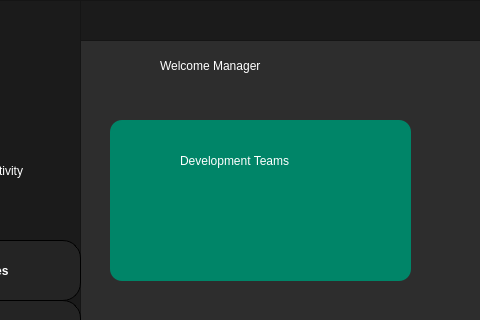
First picture: the form in qtPro/mainwindow.ui, repository Maliksaad231224/QT-C-Software-House-Database-System, before the edit; both pictures show x 200 to 680 and y 0 to 320 of the 1061 by 681 pixel window.
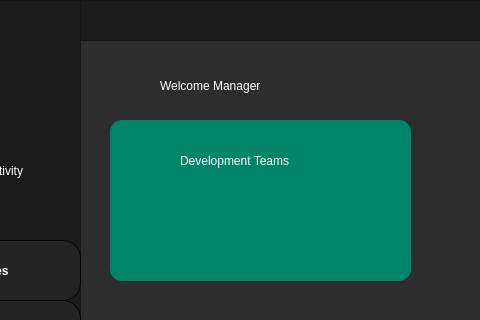
Second picture: the form after the edit. The open tabs and pages were chosen to show the change. Icons and pictures are not drawn.

What changed in the file:
```diff
--- a/qtPro/mainwindow.ui
+++ b/qtPro/mainwindow.ui
@@ -6191,7 +6191,7 @@
       <property name="geometry">
        <rect>
         <x>360</x>
-        <y>50</y>
+        <y>70</y>
         <width>211</width>
         <height>31</height>
        </rect>
@@ -6322,7 +6322,7 @@
       <property name="geometry">
        <rect>
         <x>310</x>
-        <y>50</y>
+        <y>70</y>
         <width>41</width>
         <height>31</height>
        </rect>
```
Left out of the diff: 6 changed lines with no effect on the pictures.
